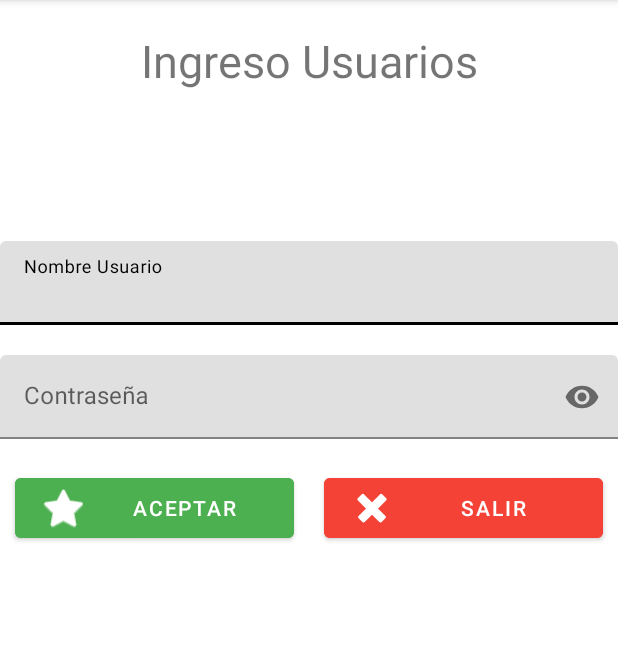
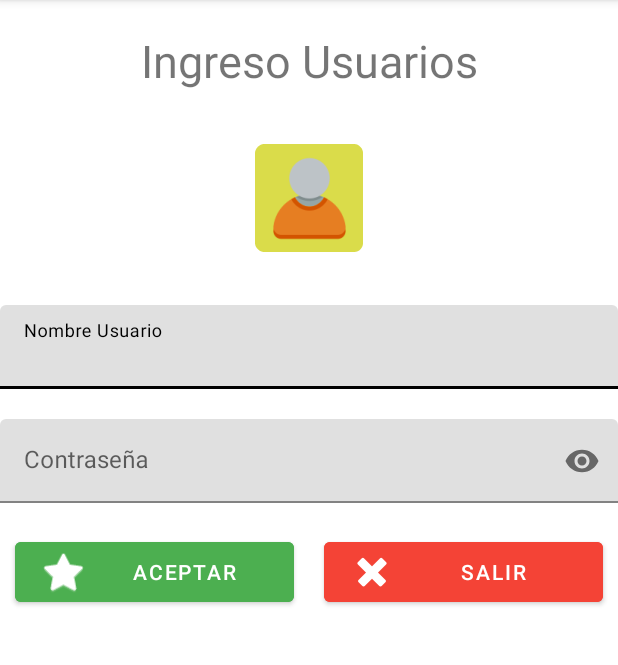
Before and after one commit to Panchober27/Trabajo2-AppMoviles, an Android app: the screen it shows after launch (MainActivity), on a phone screen of 412 x 824 dp, the part 84-749 px from its top. Run offline under Robolectric (Android 15) with nearby library versions, the phone set to English and light mode, and no system bars.

Commit message:
Empezando con imagenes

```diff
--- a/app/src/main/res/layout/activity_main.xml
+++ b/app/src/main/res/layout/activity_main.xml
@@ -31,10 +31,19 @@
 
     </LinearLayout>
 
+
+    <ImageView
+        android:layout_width="match_parent"
+        android:layout_height="wrap_content"
+        android:layout_marginTop="35dp"
+        android:src="@mipmap/user">
+    </ImageView>
+
+
     <LinearLayout
         android:layout_width="match_parent"
         android:layout_height="wrap_content"
-        android:layout_marginTop="100dp"
+        android:layout_marginTop="35dp"
         android:orientation="vertical">
 
         <com.google.android.material.textfield.TextInputLayout
--- /dev/null
+++ b/app/src/main/res/mipmap-anydpi-v26/user.xml
@@ -0,0 +1,5 @@
+<?xml version="1.0" encoding="utf-8"?>
+<adaptive-icon xmlns:android="http://schemas.android.com/apk/res/android">
+    <background android:drawable="@color/user_background"/>
+    <foreground android:drawable="@mipmap/user_foreground"/>
+</adaptive-icon>
--- /dev/null
+++ b/app/src/main/res/mipmap-anydpi-v26/user_round.xml
@@ -0,0 +1,5 @@
+<?xml version="1.0" encoding="utf-8"?>
+<adaptive-icon xmlns:android="http://schemas.android.com/apk/res/android">
+    <background android:drawable="@color/user_background"/>
+    <foreground android:drawable="@mipmap/user_foreground"/>
+</adaptive-icon>
--- /dev/null
+++ b/app/src/main/res/values/user_background.xml
@@ -0,0 +1,4 @@
+<?xml version="1.0" encoding="utf-8"?>
+<resources>
+    <color name="user_background">#DADC4A</color>
+</resources>
```
Also changed, not shown: app/src/main/res/mipmap-hdpi/user.png (added), app/src/main/res/mipmap-hdpi/user_foreground.png (added), app/src/main/res/mipmap-hdpi/user_round.png (added), app/src/main/res/mipmap-mdpi/user.png (added), app/src/main/res/mipmap-mdpi/user_foreground.png (added), app/src/main/res/mipmap-mdpi/user_round.png (added), app/src/main/res/mipmap-xhdpi/user.png (added), app/src/main/res/mipmap-xhdpi/user_foreground.png (added), app/src/main/res/mipmap-xhdpi/user_round.png (added), app/src/main/res/mipmap-xxhdpi/user.png (added), app/src/main/res/mipmap-xxhdpi/user_foreground.png (added), app/src/main/res/mipmap-xxhdpi/user_round.png (added), app/src/main/res/mipmap-xxxhdpi/user.png (added), app/src/main/res/mipmap-xxxhdpi/user_foreground.png (added), 2 more files.
